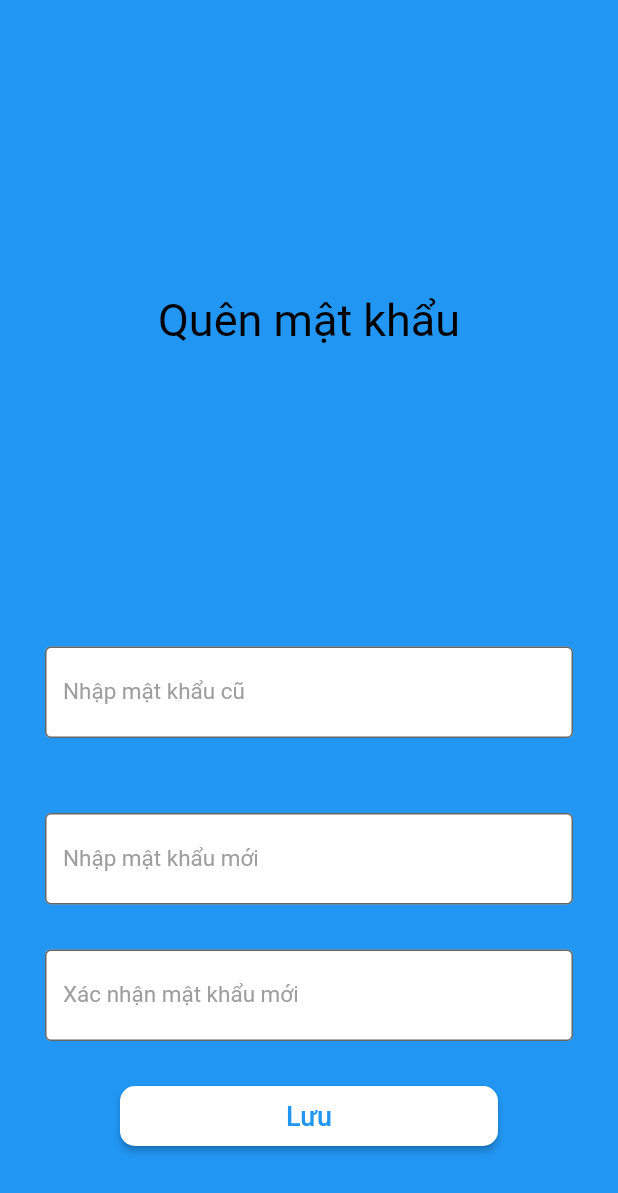
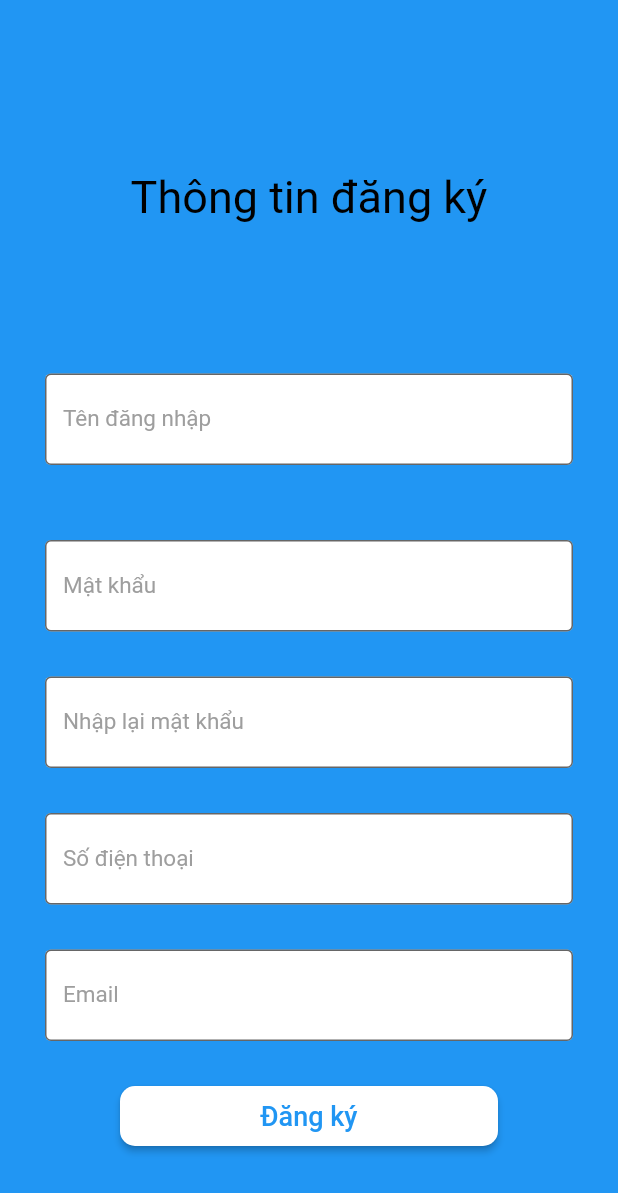
Before and after one commit to NguyenMinhDuc217/studentinformationmanagement, a Flutter app: the screen it shows after launch, after a tap on "Đăng ký", on a phone screen of 412 x 824 dp. Shown: the top 1193 px of the screen. Run offline on Flutter 3.47's test engine with Material 2 defaults, Android fonts, the light colour scheme and no system bars.

Commit message:
thong tin dang ky

```diff
--- a/lib/register.dart
+++ b/lib/register.dart
@@ -24,8 +24,8 @@ class _RegisterState extends State<Register> {
             mainAxisAlignment: MainAxisAlignment.end,
             children: <Widget>[
               Padding(
-                padding: const EdgeInsets.fromLTRB(0, 0, 0, 200),
-                child: Text('Quên mật khẩu',
+                padding: const EdgeInsets.fromLTRB(0, 0, 0, 100),
+                child: Text('Thông tin đăng ký',
                     style: TextStyle(color: Colors.black, fontSize: 30)),
               ),
               Padding(
@@ -35,7 +35,7 @@ class _RegisterState extends State<Register> {
                   decoration: InputDecoration(
                     filled: true,
                     fillColor: Colors.white,
-                    labelText: "Nhập mật khẩu cũ",
+                    labelText: "Tên đăng nhập",
                     border: OutlineInputBorder(
                         borderSide: BorderSide(color: Colors.black)),
                     labelStyle: TextStyle(color: Colors.grey, fontSize: 15),
@@ -49,7 +49,7 @@ class _RegisterState extends State<Register> {
                   decoration: InputDecoration(
                     filled: true,
                     fillColor: Colors.white,
-                    labelText: "Nhập mật khẩu mới",
+                    labelText: "Mật khẩu",
                     border: OutlineInputBorder(
                         borderSide: BorderSide(color: Colors.black)),
                     labelStyle: TextStyle(color: Colors.grey, fontSize: 15),
@@ -63,7 +63,35 @@ class _RegisterState extends State<Register> {
                   decoration: InputDecoration(
                     filled: true,
                     fillColor: Colors.white,
-                    labelText: "Xác nhận mật khẩu mới",
+                    labelText: "Nhập lại mật khẩu",
+                    border: OutlineInputBorder(
+                        borderSide: BorderSide(color: Colors.black)),
+                    labelStyle: TextStyle(color: Colors.grey, fontSize: 15),
+                  ),
+                ),
+              ),
+              Padding(
+                padding: const EdgeInsets.fromLTRB(0, 0, 0, 30),
+                child: TextField(
+                  style: TextStyle(fontSize: 18, color: Colors.black54),
+                  decoration: InputDecoration(
+                    filled: true,
+                    fillColor: Colors.white,
+                    labelText: "Số điện thoại",
+                    border: OutlineInputBorder(
+                        borderSide: BorderSide(color: Colors.black)),
+                    labelStyle: TextStyle(color: Colors.grey, fontSize: 15),
+                  ),
+                ),
+              ),
+              Padding(
+                padding: const EdgeInsets.fromLTRB(0, 0, 0, 30),
+                child: TextField(
+                  style: TextStyle(fontSize: 18, color: Colors.black54),
+                  decoration: InputDecoration(
+                    filled: true,
+                    fillColor: Colors.white,
+                    labelText: "Email",
                     border: OutlineInputBorder(
                         borderSide: BorderSide(color: Colors.black)),
                     labelStyle: TextStyle(color: Colors.grey, fontSize: 15),
@@ -81,7 +109,7 @@ class _RegisterState extends State<Register> {
                         borderRadius: BorderRadius.all(Radius.circular(10))),
                     onPressed: () {},
                     child: Text(
-                      "Lưu",
+                      "Đăng ký",
                       style: TextStyle(color: Colors.blue, fontSize: 18),
                     ),
                   ),
```
